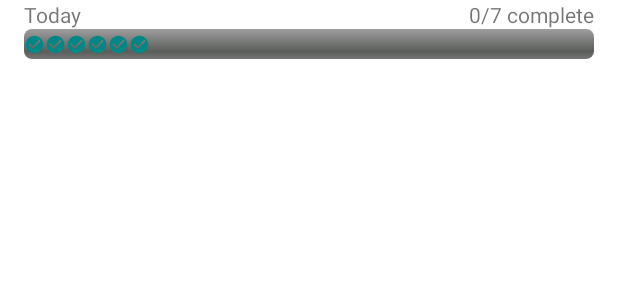
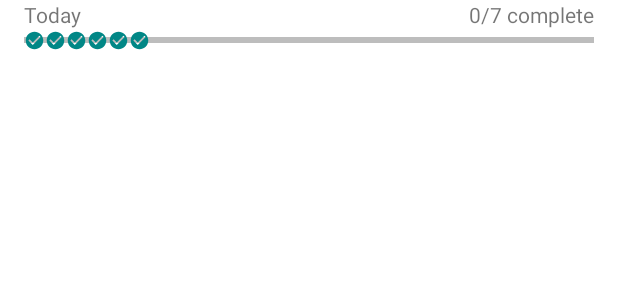
Before and after one commit to MinaSamirCap/Stepper, an Android app: the layout widget_stepper.xml on its own in the app's theme, with its tools: preview values and no code run, on a phone screen of 412 x 824 dp. Shown: the top 300 px of the screen. Run offline under Robolectric (Android 15) with nearby library versions, the phone set to English and light mode, and no system bars.

Commit message:
added material progress

```diff
--- a/app/build.gradle
+++ b/app/build.gradle
@@ -41,10 +41,10 @@ dependencies {
     implementation "org.jetbrains.kotlin:kotlin-stdlib:$kotlin_version"
     implementation 'androidx.core:core-ktx:1.3.2'
     implementation 'androidx.appcompat:appcompat:1.2.0'
-    implementation 'com.google.android.material:material:1.2.1'
+    implementation 'com.google.android.material:material:1.3.0-alpha04'
     implementation 'androidx.recyclerview:recyclerview:1.1.0'
     implementation 'androidx.constraintlayout:constraintlayout:2.0.4'
-    testImplementation 'junit:junit:4.+'
+    testImplementation 'junit:junit:4.13.1'
     androidTestImplementation 'androidx.test.ext:junit:1.1.2'
     androidTestImplementation 'androidx.test.espresso:espresso-core:3.3.0'
 }
--- a/app/src/main/res/layout/widget_stepper.xml
+++ b/app/src/main/res/layout/widget_stepper.xml
@@ -29,11 +29,12 @@
             app:layout_constraintTop_toTopOf="parent"
             tools:text="0/7 complete" />
 
-        <ProgressBar
+        <com.google.android.material.progressindicator.LinearProgressIndicator
             android:id="@+id/progress"
-            style="@android:style/Widget.ProgressBar.Horizontal"
             android:layout_width="match_parent"
             android:layout_height="wrap_content"
+            android:layout_marginTop="5dp"
+            app:indicatorColor="@color/black"
             app:layout_constraintEnd_toEndOf="parent"
             app:layout_constraintStart_toStartOf="parent"
             app:layout_constraintTop_toBottomOf="@id/stepperHintLabel" />
--- a/build.gradle
+++ b/build.gradle
@@ -1,6 +1,6 @@
 // Top-level build file where you can add configuration options common to all sub-projects/modules.
 buildscript {
-    ext.kotlin_version = "1.4.20"
+    ext.kotlin_version = "1.4.21"
     repositories {
         google()
         jcenter()
```
